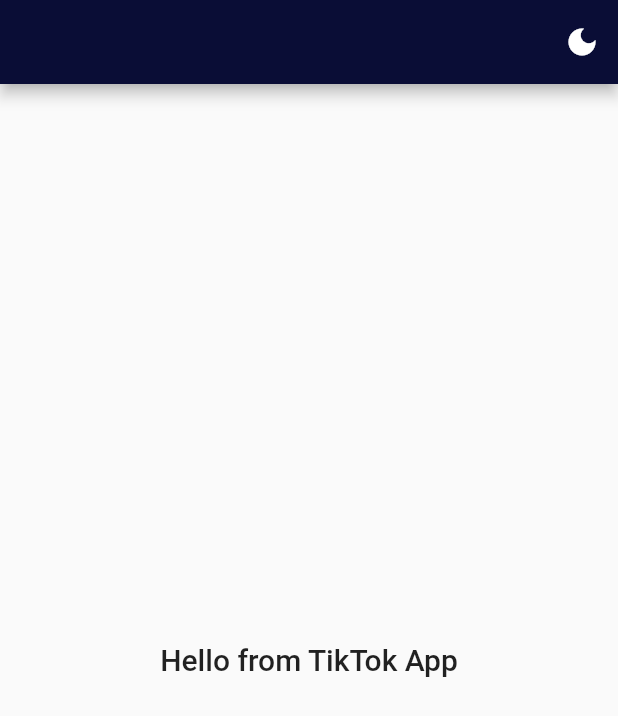
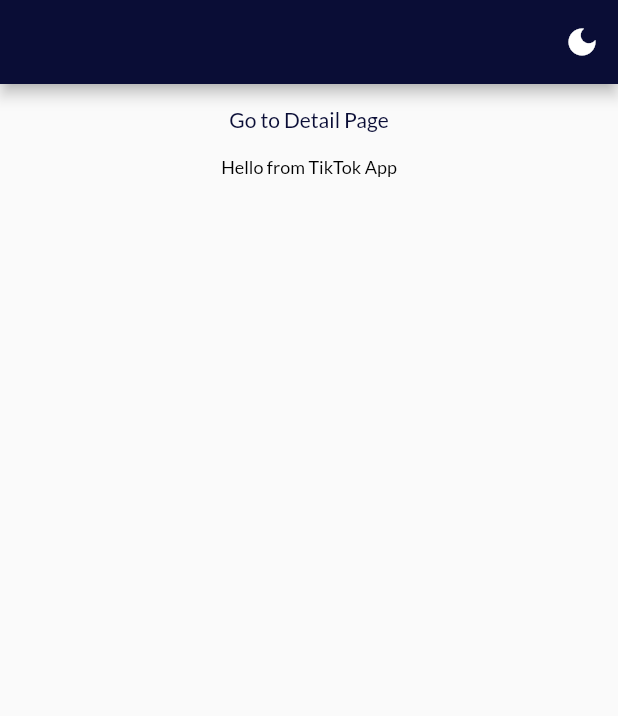
Before and after one commit to OyunveUygulamaAkademisi/TikTokFlutter, a Flutter app: the screen it shows after launch, after a tap on the "light mode" icon, on a phone screen of 412 x 824 dp. Shown: the top 716 px of the screen. Run offline on Flutter 3.47's test engine with Material 2 defaults, Android fonts, the phone set to English and light mode, and no system bars; our stand-ins replace get_it, google_fonts, stacked, stacked_services.

Commit message:
add: routing

```diff
--- /dev/null
+++ b/lib/app/app.dart
@@ -0,0 +1,11 @@
+import 'package:stacked/stacked_annotations.dart';
+import 'package:tiktok_flutter/ui/detail/detail_view.dart';
+import 'package:tiktok_flutter/ui/home/home_view.dart';
+import 'package:tiktok_flutter/ui/splash/splash_view.dart';
+
+@StackedApp(routes: [
+  MaterialRoute(page: HomeView),
+  MaterialRoute(page: DetailView),
+  MaterialRoute(page: SplashView, initial: true),
+])
+class App {}
--- /dev/null
+++ b/lib/app/app.router.dart
@@ -0,0 +1,114 @@
+// GENERATED CODE - DO NOT MODIFY BY HAND
+
+// **************************************************************************
+// StackedRouterGenerator
+// **************************************************************************
+
+// ignore_for_file: no_leading_underscores_for_library_prefixes
+import 'package:flutter/material.dart';
+import 'package:stacked/stacked.dart' as _i1;
+import 'package:stacked_services/stacked_services.dart' as _i5;
+import 'package:tiktok_flutter/ui/detail/detail_view.dart' as _i3;
+import 'package:tiktok_flutter/ui/home/home_view.dart' as _i2;
+import 'package:tiktok_flutter/ui/splash/splash_view.dart' as _i4;
+
+class Routes {
+  static const homeView = '/home-view';
+
+  static const detailView = '/detail-view';
+
+  static const splashView = '/';
+
+  static const all = <String>{
+    homeView,
+    detailView,
+    splashView,
+  };
+}
+
+class StackedRouter extends _i1.RouterBase {
+  final _routes = <_i1.RouteDef>[
+    _i1.RouteDef(
+      Routes.homeView,
+      page: _i2.HomeView,
+    ),
+    _i1.RouteDef(
+      Routes.detailView,
+      page: _i3.DetailView,
+    ),
+    _i1.RouteDef(
+      Routes.splashView,
+      page: _i4.SplashView,
+    ),
+  ];
+
+  final _pagesMap = <Type, _i1.StackedRouteFactory>{
+    _i2.HomeView: (data) {
+      return MaterialPageRoute<dynamic>(
+        builder: (context) => _i2.HomeView(),
+        settings: data,
+      );
+    },
+    _i3.DetailView: (data) {
+      return MaterialPageRoute<dynamic>(
+        builder: (context) => _i3.DetailView(),
+        settings: data,
+      );
+    },
+    _i4.SplashView: (data) {
+      return MaterialPageRoute<dynamic>(
+        builder: (context) => _i4.SplashView(),
+        settings: data,
+      );
+    },
+  };
+
+  @override
+  List<_i1.RouteDef> get routes => _routes;
+  @override
+  Map<Type, _i1.StackedRouteFactory> get pagesMap => _pagesMap;
+}
+
+extension NavigatorStateExtension on _i5.NavigationService {
+  Future<dynamic> navigateToHomeView([
+    int? routerId,
+    bool preventDuplicates = true,
+    Map<String, String>? parameters,
+    Widget Function(BuildContext, Animation<double>, Animation<double>, Widget)?
+        transition,
+  ]) async {
+    return navigateTo<dynamic>(Routes.homeView,
+        id: routerId,
+        preventDuplicates: preventDuplicates,
+        parameters: parameters,
+        transition: transition);
+  }
+
+  Future<dynamic> navigateToDetailView([
+    int? routerId,
+    bool preventDuplicates = true,
+    Map<String, String>? parameters,
+    Widget Function(BuildContext, Animation<double>, Animation<double>, Widget)?
+        transition,
+  ]) async {
+    return navigateTo<dynamic>(Routes.detailView,
+        id: routerId,
+        preventDuplicates: preventDuplicates,
+        parameters: parameters,
+        transition: transition);
+  }
+
+  Future<dynamic> navigateToSplashView([
+    int? routerId,
+    bool preventDuplicates = true,
+    Map<String, String>? parameters,
+    Widget Function(BuildContext, Animation<double>, Animation<double>, Widget)?
+        transition,
+  ]) async {
+    return navigateTo<dynamic>(Routes.splashView,
+        id: routerId,
+        preventDuplicates: preventDuplicates,
+        parameters: parameters,
+        transition: transition);
+  }
+}
--- a/lib/app/app_base_view_model.dart
+++ b/lib/app/app_base_view_model.dart
@@ -1,7 +1,10 @@
 import 'package:flutter/material.dart';
 import 'package:stacked/stacked.dart';
+import 'package:stacked_services/stacked_services.dart';
+import 'package:tiktok_flutter/di/locator.dart';
 
 class AppBaseViewMode extends BaseViewModel {
+  final NavigationService navigationService = locator<NavigationService>();
   ThemeMode theme = ThemeMode.dark;
   init() {}
 
@@ -11,6 +14,6 @@
     } else {
       theme = ThemeMode.dark;
     }
-    notifyListeners();
+    locator<AppBaseViewMode>().notifyListeners();
   }
 }
--- a/lib/app/tiktok_app.dart
+++ b/lib/app/tiktok_app.dart
@@ -2,8 +2,12 @@
 import 'package:flutter/src/widgets/container.dart';
 import 'package:flutter/src/widgets/framework.dart';
 import 'package:stacked/stacked.dart';
+import 'package:stacked_services/stacked_services.dart';
+import 'package:tiktok_flutter/app/app.router.dart';
 import 'package:tiktok_flutter/app/app_base_view_model.dart';
 import 'package:tiktok_flutter/constants/theme.dart';
+import 'package:tiktok_flutter/di/locator.dart';
+import 'package:tiktok_flutter/ui/home/home_view.dart';
 
 class TikTokApp extends StatelessWidget {
   const TikTokApp({super.key});
@@ -11,31 +15,16 @@
   @override
   Widget build(BuildContext context) {
     return ViewModelBuilder<AppBaseViewMode>.reactive(
-        viewModelBuilder: () => AppBaseViewMode(),
+        viewModelBuilder: () => locator<AppBaseViewMode>(),
         onModelReady: (model) => model.init(),
         builder: (context, model, child) => MaterialApp(
               debugShowCheckedModeBanner: false,
+              navigatorKey: StackedService.navigatorKey,
+              onGenerateRoute: StackedRouter().onGenerateRoute,
+              navigatorObservers: const <NavigatorObserver>[],
               theme: ThemeConst.light,
               darkTheme: ThemeConst.dark,
-              themeMode: model.theme,
-              home: Scaffold(
-                appBar: AppBar(
-                  actions: [
-                    IconButton(
-                        onPressed: () {
-                          model.changeTheme();
-                        },
-                        icon: model.theme == ThemeMode.light ? Icon(Icons.dark_mode) : Icon(Icons.light_mode))
-                  ],
-                ),
-                body: Container(
-                  child: Center(
-                      child: Text(
-                    "Hello from TikTok App",
-                    style: Theme.of(context).textTheme.headline6,
-                  )),
-                ),
-              ),
+              themeMode: locator<AppBaseViewMode>().theme,
             ));
   }
 }
--- a/lib/constants/theme.dart
+++ b/lib/constants/theme.dart
@@ -102,7 +102,7 @@
         fontStyle: FontStyle.normal,
       ),
       headline6: GoogleFonts.lato(
-        color: Colors.white,
+        color: Colors.black,
         fontSize: 12,
         fontWeight: FontWeight.w400,
         fontStyle: FontStyle.normal,
@@ -152,37 +152,37 @@
     ),
     primaryTextTheme: TextTheme(
       headline1: GoogleFonts.lato(
-        color: Color(0xb3ffffff),
+        color: Colors.black,
         fontSize: 40,
         fontWeight: FontWeight.w400,
         fontStyle: FontStyle.normal,
       ),
       headline2: GoogleFonts.lato(
-        color: Color(0xb3ffffff),
+        color: Colors.black,
         fontSize: 28,
         fontWeight: FontWeight.w400,
         fontStyle: FontStyle.normal,
       ),
       headline3: GoogleFonts.lato(
-        color: Color(0xb3ffffff),
+        color: Colors.black,
         fontSize: 20,
         fontWeight: FontWeight.w400,
         fontStyle: FontStyle.normal,
       ),
       headline4: GoogleFonts.lato(
-        color: Color(0xb3ffffff),
+        color: Colors.black,
         fontSize: 18,
         fontWeight: FontWeight.w400,
         fontStyle: FontStyle.normal,
       ),
       headline5: GoogleFonts.lato(
-        color: Color(0xffffffff),
+        color: Colors.black,
         fontSize: 14,
         fontWeight: FontWeight.w400,
         fontStyle: FontStyle.normal,
       ),
       headline6: GoogleFonts.lato(
-        color: Color(0xffffffff),
+        color: Colors.black,
         fontSize: 12,
         fontWeight: FontWeight.w400,
         fontStyle: FontStyle.normal,
--- a/lib/di/locator.dart
+++ b/lib/di/locator.dart
@@ -1,5 +1,10 @@
 import 'package:get_it/get_it.dart';
+import 'package:stacked_services/stacked_services.dart';
+import 'package:tiktok_flutter/app/app_base_view_model.dart';
 
 GetIt locator = GetIt.instance;
 
-Future<void> setupLocator() async {}
+Future<void> setupLocator() async {
+  locator.registerLazySingleton(() => AppBaseViewMode());
+  locator.registerLazySingleton(() => NavigationService());
+}
--- /dev/null
+++ b/lib/ui/home/home_view.dart
@@ -0,0 +1,44 @@
+import 'package:flutter/material.dart';
+import 'package:stacked/stacked.dart';
+import 'package:tiktok_flutter/app/app.router.dart';
+import 'package:tiktok_flutter/app/app_base_view_model.dart';
+import 'package:tiktok_flutter/di/locator.dart';
+import 'package:tiktok_flutter/ui/home/home_view_model.dart';
+
+class HomeView extends StatelessWidget {
+  @override
+  Widget build(BuildContext context) {
+    return ViewModelBuilder<HomeViewModel>.reactive(
+        viewModelBuilder: () => HomeViewModel(),
+        onModelReady: (model) => model.init(),
+        builder: (context, model, child) => Scaffold(
+              appBar: AppBar(
+                actions: [
+                  IconButton(
+                      onPressed: () {
+                        locator<AppBaseViewMode>().changeTheme();
+                      },
+                      icon: locator<AppBaseViewMode>().theme == ThemeMode.light
+                          ? Icon(Icons.dark_mode)
+                          : Icon(Icons.light_mode))
+                ],
+              ),
+              body: Container(
+                child: Center(
+                    child: Column(
+                  children: [
+                    TextButton(
+                        onPressed: () {
+                          model.navigationService.navigateTo(Routes.detailView);
+                        },
+                        child: Text("Go to Detail Page")),
+                    Text(
+                      "Hello from TikTok App",
+                      style: Theme.of(context).textTheme.headline6,
+                    ),
+                  ],
+                )),
+              ),
+            ));
+  }
+}
--- /dev/null
+++ b/lib/ui/home/home_view_model.dart
@@ -0,0 +1,7 @@
+import 'package:flutter/material.dart';
+import 'package:stacked/stacked.dart';
+import 'package:tiktok_flutter/app/app_base_view_model.dart';
+
+class HomeViewModel extends AppBaseViewMode {
+  init() {}
+}
--- /dev/null
+++ b/lib/ui/splash/splash_view.dart
@@ -0,0 +1,17 @@
+import 'package:flutter/material.dart';
+import 'package:flutter/src/widgets/container.dart';
+import 'package:flutter/src/widgets/framework.dart';
+import 'package:stacked/stacked.dart';
+import 'package:tiktok_flutter/ui/splash/splash_view_model.dart';
+
+class SplashView extends StatelessWidget {
+  @override
+  Widget build(BuildContext context) {
+    return ViewModelBuilder<SplashViewModel>.reactive(
+        onModelReady: (model) => model.initialize(),
+        viewModelBuilder: () => SplashViewModel(),
+        builder: (context, model, widget) {
+          return const Scaffold(body: Center(child: Text("Splash View")));
+        });
+  }
+}
--- /dev/null
+++ b/lib/ui/splash/splash_view_model.dart
@@ -0,0 +1,10 @@
+import 'package:flutter/material.dart';
+import 'package:stacked_services/stacked_services.dart';
+import 'package:tiktok_flutter/app/app.router.dart';
+import 'package:tiktok_flutter/app/app_base_view_model.dart';
+
+class SplashViewModel extends AppBaseViewMode {
+  initialize() {
+    Future<void>.delayed(Duration(seconds: 3), () => navigationService.replaceWith(Routes.homeView));
+  }
+}
--- a/pubspec.yaml
+++ b/pubspec.yaml
@@ -25,13 +25,15 @@
 
   #STATE_MANAGEMENT
   stacked: ^3.0.0
+  stacked_services: ^0.9.8
 
 
 
 dev_dependencies:
   flutter_test:
     sdk: flutter
-
+  build_runner:
+  stacked_generator:
   flutter_lints: ^2.0.0
 
 
```
Also changed, not shown: lib/ui/detail/detail_view.dart (added, +35 -0 lines), lib/ui/detail/detail_view_model.dart (added, +7 -0 lines), pubspec.lock.
